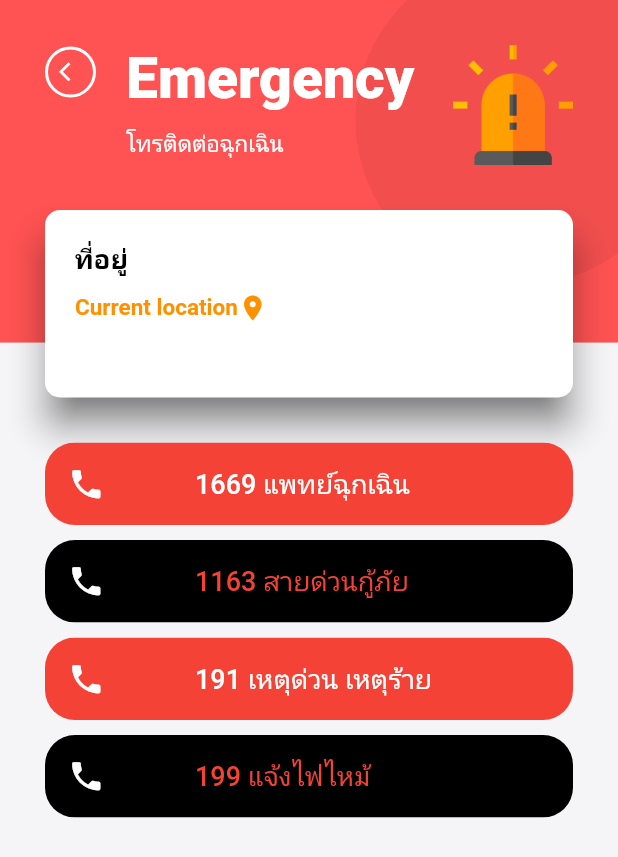
After one commit to mindme008/wangpharmalink, a Flutter app: the EmergencyScreen screen opened directly, on a phone screen of 412 x 824 dp. The commit adds this screen. Shown: the top 857 px of the screen. Run offline on Flutter 3.47's test engine with Material 2 defaults, Android fonts, the phone set to English and light mode, and no system bars; our stand-ins replace flare_flutter, flutter_local_notifications, flutter_svg, geolocator, rxdart, shared_preferences and 1 more; missing offline and left inert: android_alarm_manager; accounts and stored records are empty.

Commit message:
อัป ui emergency

```diff
--- a/lib/components/Home/background.dart
+++ b/lib/components/Home/background.dart
@@ -9,6 +9,7 @@ import 'package:flutter_demo/components/reminder/NotificationPlugin.dart';
 import 'package:flutter_demo/components/reminder/calendar.dart';
 import 'package:flutter_demo/constants.dart';
 import 'package:flutter_demo/screens/Dashboard_screen.dart';
+import 'package:flutter_demo/screens/Emergency_screen.dart';
 import 'package:flutter_demo/screens/Medicine_screen.dart';
 import 'package:flutter_demo/screens/Reminder.dart';
 import 'package:geolocator/geolocator.dart';
@@ -200,7 +201,7 @@ class _MyHomePageState extends State<Background> {
                     FlatButton(
                       onPressed: () {
                         Navigator.push(context,
-                          MaterialPageRoute(builder: (context) => DashboardScreen()),
+                          MaterialPageRoute(builder: (context) => EmergencyScreen()),
                         );
                       },
                       child: CategoryCard(
--- /dev/null
+++ b/lib/screens/Emergency_screen.dart
@@ -0,0 +1,290 @@
+import 'package:flutter/cupertino.dart';
+import 'package:flutter/material.dart';
+import 'package:flutter_demo/utils/const.dart';
+import 'package:flutter_demo/widgets/custom_clipper.dart';
+
+
+import '../constants.dart';
+
+class EmergencyScreen extends StatelessWidget {
+
+  @override
+  Widget build(BuildContext context) {
+    double statusBarHeight = MediaQuery.of(context).padding.top;
+
+    // For Grid Layout
+    double _crossAxisSpacing = 16, _mainAxisSpacing = 16, _cellHeight = 150.0;
+    int _crossAxisCount = 2;
+
+    double _width = (MediaQuery.of(context).size.width -
+        ((_crossAxisCount - 1) * _crossAxisSpacing)) /
+        _crossAxisCount;
+    double _aspectRatio =
+        _width / (_cellHeight + _mainAxisSpacing + (_crossAxisCount + 1));
+
+    return Scaffold(
+      backgroundColor: Constants.backgroundColor,
+      body: Stack(
+        children: <Widget>[
+          ClipPath(
+            clipper: MyCustomClipper(clipType: ClipType.bottom),
+            child: Container(
+              color: Colors.redAccent,
+              height: Constants.headerHeight + statusBarHeight,
+            ),
+          ),
+
+          Positioned(
+            right: -45,
+            top: -30,
+            child: ClipOval(
+              child: Container(
+                color: Colors.black.withOpacity(0.05),
+                height: 220,
+                width: 220,
+              ),
+            ),
+          ),
+
+          // BODY
+          Padding(
+            padding: EdgeInsets.all(Constants.paddingSide),
+            child: ListView(
+              scrollDirection: Axis.vertical,
+              children: <Widget>[
+
+                Row(
+                  mainAxisAlignment: MainAxisAlignment.start,
+                  crossAxisAlignment: CrossAxisAlignment.start,
+                  children: <Widget>[
+                    Row(
+                      crossAxisAlignment: CrossAxisAlignment.start,
+                      mainAxisAlignment: MainAxisAlignment.start,
+                      children: <Widget>[
+                        // Back Button
+                        SizedBox(
+                          width: 34,
+                          child:RawMaterialButton(
+                            materialTapTargetSize: MaterialTapTargetSize.shrinkWrap,
+                            onPressed: () {
+                              Navigator.pop(context);
+                            },
+                            child: Icon(
+                                Icons.arrow_back_ios,
+                                size: 15.0,
+                                color: Colors.white
+                            ),
+                            shape: CircleBorder(
+                              side: BorderSide(
+                                  color: Colors.white,
+                                  width: 2,
+                                  style: BorderStyle.solid
+                              ),
+                            ),
+                          ),
+                        ),
+                        SizedBox(width: 20),
+                        Column(
+                          crossAxisAlignment: CrossAxisAlignment.start,
+                          mainAxisAlignment: MainAxisAlignment.start,
+                          children: <Widget>[
+                            Text("Emergency",
+                              style: TextStyle(
+                                  fontSize: 38,
+                                  fontWeight: FontWeight.w900,
+                                  color: Colors.white
+                              ),
+                            ),
+                            SizedBox(height: 10),
+                            Text("โทรติดต่อฉุกเฉิน",
+                              style: TextStyle(
+                                  fontSize: 15,
+                                  fontWeight: FontWeight.w400,
+                                  color: Colors.white
+                              ),
+                            ),
+                          ],
+                        ),
+                      ],
+                    ),
+                    Spacer(),
+                    Image(
+                      fit: BoxFit.cover,
+                      image: AssetImage('assets/images/emergencycall.png'),
+                      height: 80,
+                      width: 80,
+                      //color: Colors.white.withOpacity(1)
+                    ),
+                  ],
+                ),
+                SizedBox(height: 30),
+                // Chart
+                Material(
+                  shadowColor: Colors.grey.withOpacity(0.01), // added
+                  type: MaterialType.card,
+                  elevation: 10, borderRadius: new BorderRadius.circular(10.0),
+                  child: Container(
+                    padding: EdgeInsets.all(20.0),
+                    height: 125,
+                    child: Column(
+                      children: <Widget>[
+                        // Rest Active Legend
+                        Row(
+                          mainAxisAlignment: MainAxisAlignment.start,
+                          children: <Widget>[
+                            Text('ที่อยู่',
+                              style: TextStyle(
+                              color: Colors.black,
+                              fontSize: 18,
+                              fontWeight: FontWeight.bold,
+                            ),),
+
+                          ],
+                        ),
+                        SizedBox(height: 10),
+                        Row(
+                          mainAxisAlignment: MainAxisAlignment.start,
+                          children: <Widget>[
+                            Text(
+                              'Current location',
+                              style: TextStyle(
+                                color: kPrimaryColor,
+                                fontSize: 15,
+                                fontWeight: FontWeight.bold,
+                              ),
+                            ),
+                            Icon(
+                              Icons.location_on,
+                              color: kPrimaryColor,
+                              size: 20,
+                            ),
+                          ],
+                        ),
+                      ],
+                    ),
+                  ), // added
+                ),
+                SizedBox(height: 30),
+                ClipRRect(
+                  borderRadius: BorderRadius.circular(20),
+                  child:
+                  FlatButton(
+                    onPressed: () {
+                    },
+                    padding: EdgeInsets.symmetric(horizontal: 15, vertical: 15),
+                    color: Colors.red,
+                    splashColor: Colors.black,
+                    child: Row(
+                      mainAxisAlignment: MainAxisAlignment.start,
+                      children: [
+                        Icon(Icons.phone,
+                          color: Colors.white,
+                          size: 25,
+                        ),
+                        SizedBox(width: 60),
+                        Text(
+                          '1669 แพทย์ฉุกเฉิน',
+                          style: TextStyle(
+                            color: Colors.white,
+                            fontSize: 18,
+                          ),
+                        )
+                      ],
+                    ),
+                  ),
+                ),
+                SizedBox(height: 10),
+                ClipRRect(
+                  borderRadius: BorderRadius.circular(20),
+                  child:
+                  FlatButton(
+                    onPressed: () {
+                    },
+                    padding: EdgeInsets.symmetric(horizontal: 15, vertical: 15),
+                    color: Colors.black,
+                    splashColor: Colors.grey,
+                    child: Row(
+                      mainAxisAlignment: MainAxisAlignment.start,
+                      children: [
+                        Icon(Icons.phone,
+                          color: Colors.white,
+                          size: 25,
+                        ),
+                        SizedBox(width: 60),
+                        Text(
+                          '1163 สายด่วนกู้ภัย',
+                          style: TextStyle(
+                            color: Colors.red,
+                            fontSize: 18,
+                          ),
+                        )
+                      ],
+                    ),
+                  ),
+                ),
+                SizedBox(height: 10),
+                ClipRRect(
+                  borderRadius: BorderRadius.circular(20),
+                  child:
+                  FlatButton(
+                    onPressed: () {
+                    },
+                    padding: EdgeInsets.symmetric(horizontal: 15, vertical: 15),
+                    color: Colors.red,
+                    splashColor: Colors.black,
+                    child: Row(
+                      mainAxisAlignment: MainAxisAlignment.start,
+                      children: [
+                        Icon(Icons.phone,
+                          color: Colors.white,
+                          size: 25,
+                        ),
+                        SizedBox(width: 60),
+                        Text(
+                          '191 เหตุด่วน เหตุร้าย',
+                          style: TextStyle(
+                            color: Colors.white,
+                            fontSize: 18,
+                          ),
+                        )
+                      ],
+                    ),
+                  ),
+                ),
+                SizedBox(height: 10),
+                ClipRRect(
+                  borderRadius: BorderRadius.circular(20),
+                  child:
+                  FlatButton(
+                    onPressed: () {
+                    },
+                    padding: EdgeInsets.symmetric(horizontal: 15, vertical: 15),
+                    color: Colors.black,
+                    splashColor: Colors.grey,
+                    child: Row(
+                      mainAxisAlignment: MainAxisAlignment.start,
+                      children: [
+                        Icon(Icons.phone,
+                          color: Colors.white,
+                          size: 25,
+                        ),
+                        SizedBox(width: 60),
+                        Text(
+                          '199 แจ้งไฟไหม้',
+                          style: TextStyle(
+                            color: Colors.red,
+                            fontSize: 18,
+                          ),
+                        )
+                      ],
+                    ),
+                  ),
+                ),
+              ],
+            ),
+          ),
+        ],
+      ),
+    );
+  }
+}
```
Also changed, not shown: assets/images/emergencycall.png (added).
